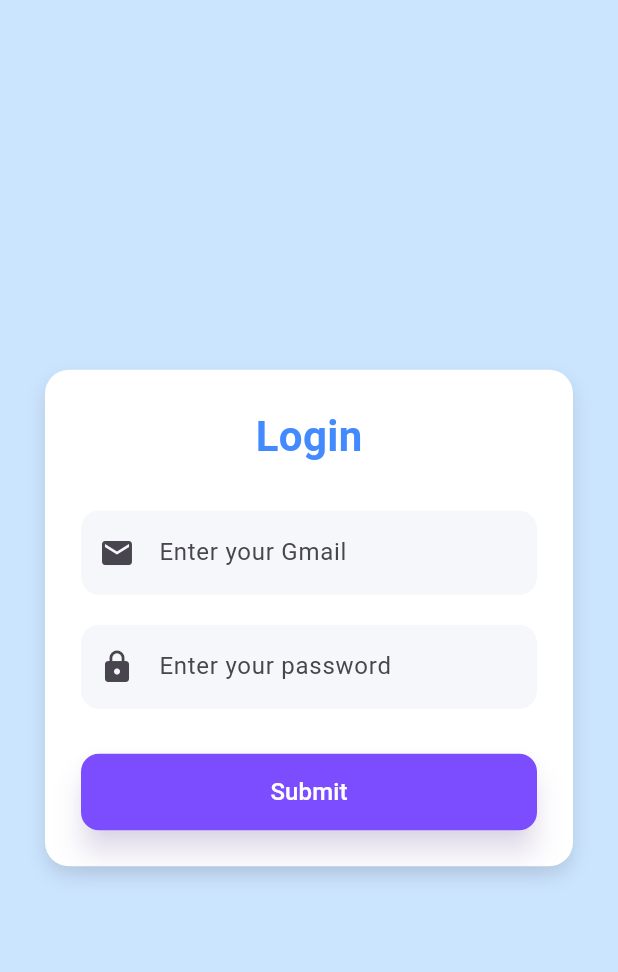
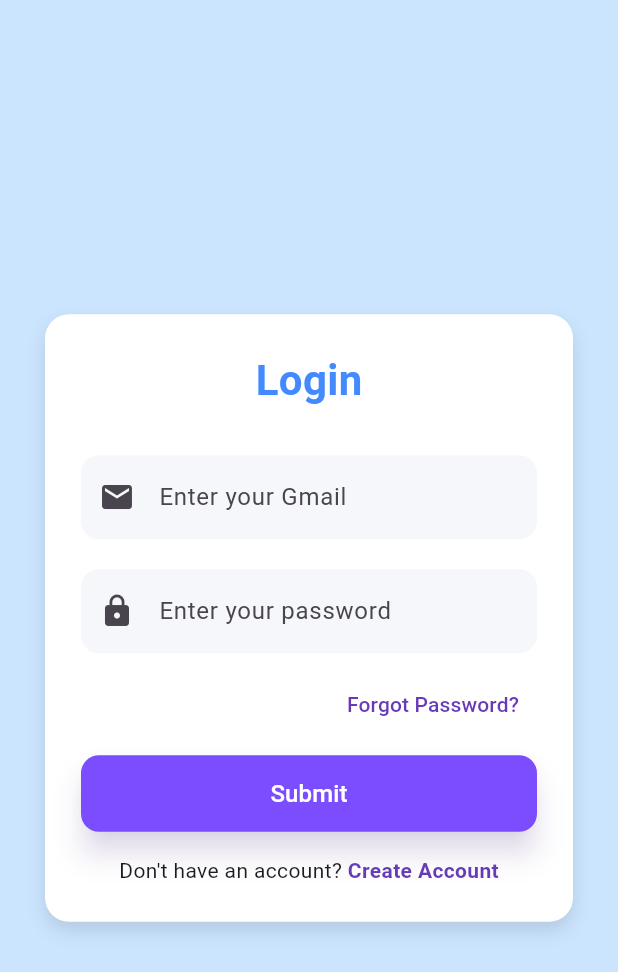
Before and after one commit to Abobkeryw/QR-Code-, a Flutter app: the screen it shows after launch, on a phone screen of 412 x 824 dp. Shown: the top 972 px of the screen. Run offline on Flutter 3.47's test engine with Material 3 defaults, Android fonts, the phone set to English and light mode, and no system bars; our stand-ins replace firebase_auth, firebase_core; accounts and stored records are empty.

```diff
--- a/lib/page/home.dart
+++ b/lib/page/home.dart
@@ -1,6 +1,8 @@
 import 'package:firebase_auth/firebase_auth.dart';
 import 'package:flutter/material.dart';
+import 'package:qr_app/page/forgot_password_page.dart';
 import 'package:qr_app/page/qr_code.dart';
+import 'package:qr_app/page/register_page.dart';
 
 
 
@@ -163,7 +165,26 @@ void handleSubmit(BuildContext context) async {
                 ),
               ),
             ),
-                const SizedBox(height: 30),
+            const SizedBox(height: 10),
+
+            // Forgot Password
+            Align(
+              alignment: Alignment.centerRight,
+              child: TextButton(
+                onPressed: () {
+                    Navigator.push(
+      context,
+      MaterialPageRoute(builder: (_) => ForgotPasswordPage()),
+    );
+                },
+                child: const Text(
+                  "Forgot Password?",
+                  style: TextStyle(color: Colors.deepPurple),
+                ),
+              ),
+            ),
+
+            const SizedBox(height: 10),
             SizedBox(
               width: double.infinity,
               child: ElevatedButton(
@@ -179,9 +200,34 @@ void handleSubmit(BuildContext context) async {
                 ),
                 child: const Text(
                   'Submit',
-                      style: TextStyle(fontSize: 16 , color: Colors.white),
+                  style: TextStyle(fontSize: 16, color: Colors.white),
                 ),
               ),
+            ),
+
+            const SizedBox(height: 16),
+
+            // Create Account
+            Row(
+              mainAxisAlignment: MainAxisAlignment.center,
+              children: [
+                const Text("Don't have an account? "),
+                GestureDetector(
+                  onTap: () {
+                     Navigator.push(
+      context,
+      MaterialPageRoute(builder: (_) => RegisterPage()),
+    );
+                  },
+                  child: const Text(
+                    "Create Account",
+                    style: TextStyle(
+                      color: Colors.deepPurple,
+                      fontWeight: FontWeight.bold,
+                    ),
+                  ),
+                ),
+              ],
             ),
           ],
         ),
@@ -189,5 +235,6 @@ void handleSubmit(BuildContext context) async {
     ),
   ),
 );
+
   }
 }
```
Also changed, not shown: lib/page/forgot_password_page.dart (added, +56 -0 lines), lib/page/register_page.dart (added, +123 -0 lines). Lines whose indentation alone changed are shown as unchanged.
